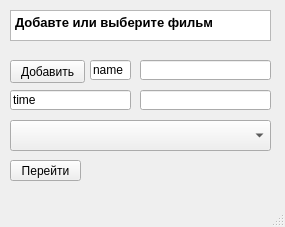
First picture: the form in project/room.ui, repository AnastasiaPotapova/Cinematic, before the edit.
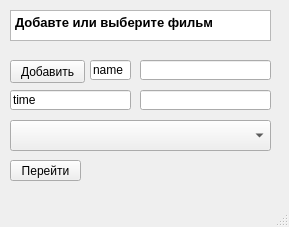
Second picture: the form after the edit.

```diff
--- a/project/room.ui
+++ b/project/room.ui
@@ -6,7 +6,7 @@
    <rect>
     <x>0</x>
     <y>0</y>
-    <width>285</width>
+    <width>289</width>
     <height>227</height>
    </rect>
   </property>
```
Left out of the diff: 2 changed lines with no effect on the pictures.
